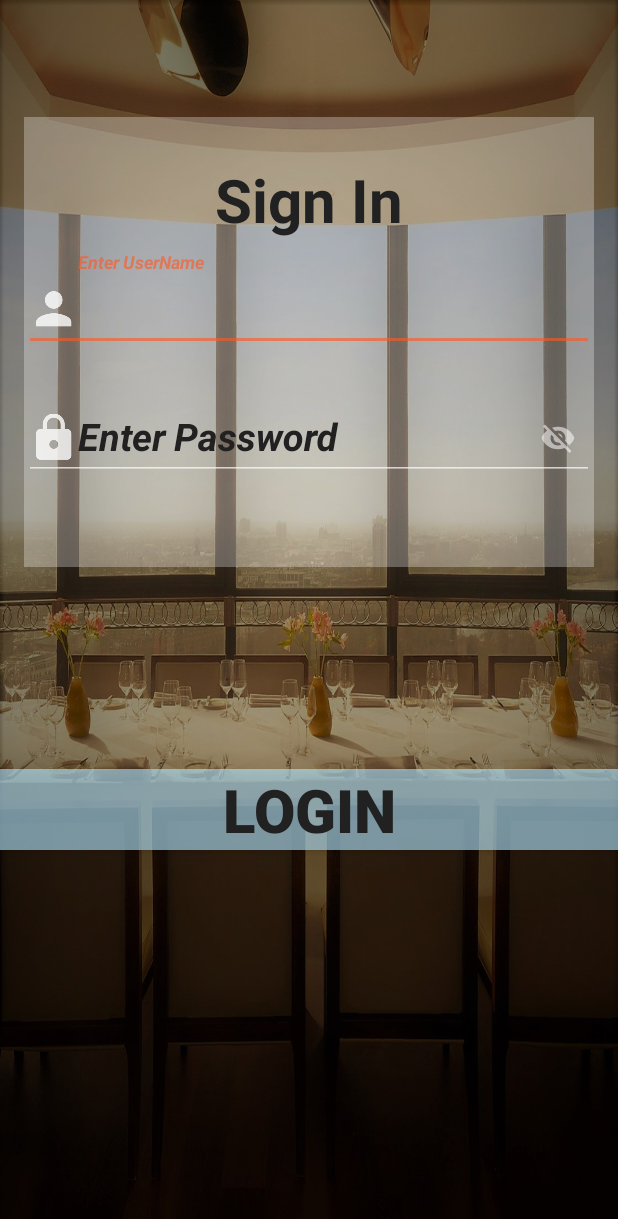
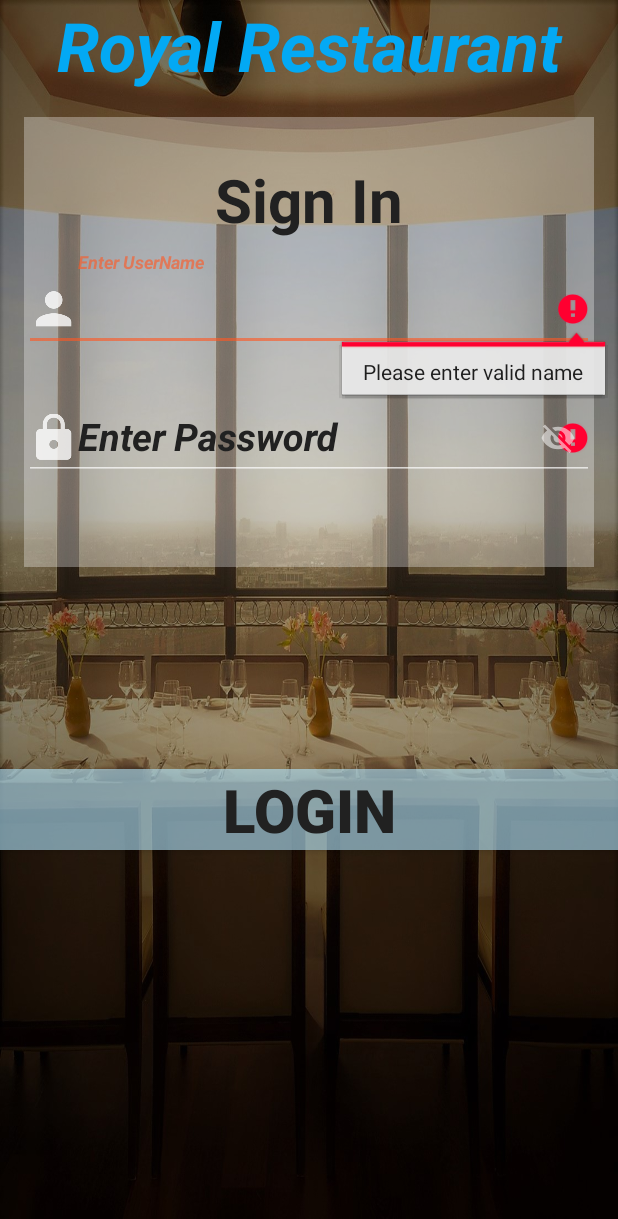
Before and after one commit to rohitankam/RestaurantOrdering, an Android app: the LoginActivity screen opened directly, with no data from a screen before it, after a tap on "LOGIN", on a phone screen of 412 x 824 dp. Shown: the top 1219 px of the screen. Run offline under Robolectric (Android 15) with nearby library versions, the phone set to English and light mode, and no system bars; our stand-ins replace Firebase (no records; nobody signed in at launch, a user with empty details on screens opened directly); 1 other tap on this screen came first.

Commit message:
username n password validation added

```diff
--- a/Valley_Bread_Client/app/src/main/AndroidManifest.xml
+++ b/Valley_Bread_Client/app/src/main/AndroidManifest.xml
@@ -1,6 +1,9 @@
 <?xml version="1.0" encoding="utf-8"?>
 <manifest xmlns:android="http://schemas.android.com/apk/res/android"
     package="com.tetteh1568.valley_bread_client">
+
+    <uses-permission android:name="android.permission.INTERNET"></uses-permission>
+    <uses-permission android:name="android.permission.ACCESS_NETWORK_STATE"></uses-permission>
 
     <application
         android:allowBackup="true"
--- a/Valley_Bread_Client/app/src/main/java/com/tetteh1568/valley_bread_client/LoginActivity.java
+++ b/Valley_Bread_Client/app/src/main/java/com/tetteh1568/valley_bread_client/LoginActivity.java
@@ -1,10 +1,14 @@
 package com.tetteh1568.valley_bread_client;
 
 import android.content.Intent;
+import android.net.ConnectivityManager;
+import android.net.Network;
+import android.net.NetworkInfo;
 import android.os.Bundle;
 import android.support.annotation.NonNull;
 import android.support.v7.app.AppCompatActivity;
 import android.text.TextUtils;
+import android.util.Log;
 import android.view.View;
 import android.widget.EditText;
 import android.widget.Toast;
@@ -22,7 +26,10 @@ import com.google.firebase.database.ValueEventListener;
 public class LoginActivity extends AppCompatActivity {
     private EditText userEmail,userPass;
     private FirebaseAuth mAuth;
-    private DatabaseReference mDatabase;
+    private DatabaseReference mDatabase,mUser;
+    private String username,pass,email,userName;
+    ConnectivityManager conn;
+    NetworkInfo net;
 
     @Override
     protected void onCreate(Bundle savedInstanceState) {
@@ -30,36 +37,81 @@ public class LoginActivity extends AppCompatActivity {
         setContentView(R.layout.activity_login);
 
 
-        userEmail = (EditText) findViewById(R.id.userEmail);
-        userPass = (EditText) findViewById(R.id.userPass);
+        userEmail = findViewById(R.id.userEmail);
+        userPass = findViewById(R.id.userPass);
         mAuth =  FirebaseAuth.getInstance();
         mDatabase = FirebaseDatabase.getInstance().getReference().child("users");
+        userName=userEmail.getText().toString().trim()+"@gmail.com";
+        //INTERNET CONNECTED OR NOT
+        conn=(ConnectivityManager)getSystemService(CONNECTIVITY_SERVICE);
+        net=conn.getActiveNetworkInfo();
     }
+
+
     public void signinButtonClicked(View view) {
-        String email = userEmail.getText().toString().trim();
-        String pass = userPass.getText().toString().trim();
+         username = userEmail.getText().toString().trim();
+         pass = userPass.getText().toString().trim();
+         email=username+"@gmail.com";
+        if (valid()) {
+            if(net!=null && net.isConnected()){
 
-        if (!TextUtils.isEmpty(email) && !TextUtils.isEmpty(pass)) {
-
+                Log.d("success", email);
+                Log.d("success", pass);
                 mAuth.signInWithEmailAndPassword(email, pass).addOnCompleteListener(new OnCompleteListener<AuthResult>() {
                     @Override
                     public void onComplete(@NonNull Task<AuthResult> task) {
                         if (task.isSuccessful()) {
+                            Log.d("success", "createUserWithEmail:success");
                             checkUserExists();
+                        }
+                        else {
+                            Toast.makeText(LoginActivity.this,"UserName or Password Incorrect",Toast.LENGTH_SHORT).show();
                         }
                     }
                 });
             }
+            else{
+                Toast.makeText(LoginActivity.this,"No Internet Connection",Toast.LENGTH_SHORT).show();
             }
+        }
+    }
+
     public void checkUserExists(){
-        final String user_id = mAuth.getCurrentUser().getUid();
+        final String user_id = mAuth.getCurrentUser().getUid();//user root
+        mUser = FirebaseDatabase.getInstance().getReference().child("users").child(user_id);
         mDatabase.addValueEventListener(new ValueEventListener() {
             @Override
             public void onDataChange(DataSnapshot dataSnapshot) {
                 if (dataSnapshot.hasChild(user_id)){
-                    Intent menuIntent = new Intent(LoginActivity.this,MenuActivity.class);
+                    Log.d("success", "b");
+
+                    mUser.addValueEventListener(new ValueEventListener() {
+                        @Override
+                        public void onDataChange(DataSnapshot dataSnapshot) {
+                            Log.d("success", "c");
+                            if(email.equals(dataSnapshot.child("Name").getValue().toString()) && pass.equals(dataSnapshot.child("Pass").getValue().toString())) {
+                                Intent menuIntent = new Intent(LoginActivity.this, MenuActivity.class);
                                 startActivity(menuIntent);
-                    Toast.makeText(LoginActivity.this,"Success",Toast.LENGTH_SHORT).show();
+                    }
+                    else{
+                        Log.d("success", dataSnapshot.child("Name").getValue().toString());
+                        Log.d("success", dataSnapshot.child("Pass").getValue().toString());
+                                Log.d("success", email);
+                                Log.d("success", pass);
+
+                        Toast.makeText(LoginActivity.this,"sfdfsfds",Toast.LENGTH_SHORT).show();
+                    }
+                        }
+
+                        @Override
+                        public void onCancelled(DatabaseError databaseError) {
+
+                        }
+                    });
+//
+                     }
+                     else {
+                    Toast.makeText(LoginActivity.this,"UserName or Password Incorrect",Toast.LENGTH_SHORT).show();
                 }
             }
 
@@ -70,5 +122,24 @@ public class LoginActivity extends AppCompatActivity {
         });
     }
 
+    public boolean valid(){
+        boolean valid =true;
+        if(username.isEmpty()||username.length()>32){
+            userEmail.setError("Please enter valid name");
+            valid=false;
+        }
+        if(pass.isEmpty()){
+            userPass.setError("Please enter valid password");
+            valid=false;
+        }
+        else if(userPass.length()<6){
+            userPass.setError("Please enter minimum 6 characters");
+            valid=false;
+        }
+        return valid;
+    }
+
+
+
 
 }
--- a/Valley_Bread_Client/app/src/main/java/com/tetteh1568/valley_bread_client/MainActivity.java
+++ b/Valley_Bread_Client/app/src/main/java/com/tetteh1568/valley_bread_client/MainActivity.java
@@ -39,8 +39,9 @@ public class MainActivity extends AppCompatActivity {
     }
 
     public void signupButtonClicked(View view) {
-        final String email_text = email.getText().toString().trim();
+        final String user_name = email.getText().toString().trim();
         final String pass_text = pass.getText().toString().trim();
+        final String email_text=user_name+"@gmail.com";
 
         if (!TextUtils.isEmpty(email_text) && !TextUtils.isEmpty(pass_text)){
             mAuth.createUserWithEmailAndPassword(email_text,pass_text).addOnCompleteListener(new OnCompleteListener<AuthResult>() {
--- a/Valley_Bread_Client/app/src/main/java/com/tetteh1568/valley_bread_client/MenuActivity.java
+++ b/Valley_Bread_Client/app/src/main/java/com/tetteh1568/valley_bread_client/MenuActivity.java
@@ -12,6 +12,7 @@ import android.support.v7.widget.RecyclerView;
 import android.view.View;
 import android.widget.ImageView;
 import android.widget.TextView;
+import android.widget.Toast;
 
 import com.firebase.ui.database.FirebaseRecyclerAdapter;
 import com.google.firebase.auth.FirebaseAuth;
@@ -77,6 +78,7 @@ public class MenuActivity extends AppCompatActivity {
                    public void onClick(View v) {
                             Intent singleBreadActivity = new Intent(MenuActivity.this,SingleBreadActivity.class);
                             singleBreadActivity.putExtra("BreadId",bread_key);
+                       Toast.makeText(MenuActivity.this,bread_key,Toast.LENGTH_LONG).show();
                             startActivity(singleBreadActivity);
                    }
                }
--- a/Valley_Bread_Client/app/src/main/java/com/tetteh1568/valley_bread_client/SingleBreadActivity.java
+++ b/Valley_Bread_Client/app/src/main/java/com/tetteh1568/valley_bread_client/SingleBreadActivity.java
@@ -82,7 +82,7 @@ public class SingleBreadActivity extends AppCompatActivity {
                 newOrders.child("username").setValue(dataSnapshot.child("Name").getValue()).addOnCompleteListener(new OnCompleteListener<Void>() {
                     @Override
                     public void onComplete(@NonNull Task<Void> task) {
-                        Toast.makeText(SingleBreadActivity.this,"Order placed",Toast.LENGTH_SHORT).show();
+                        Toast.makeText(SingleBreadActivity.this,bread_key,Toast.LENGTH_SHORT).show();
                         startActivity(new Intent(SingleBreadActivity.this,MenuActivity.class));
                     }
                 });
--- a/Valley_Bread_Client/app/src/main/res/layout/activity_login.xml
+++ b/Valley_Bread_Client/app/src/main/res/layout/activity_login.xml
@@ -9,11 +9,13 @@
     tools:context="com.tetteh1568.valley_bread_client.LoginActivity">
 
     <TextView
-        android:layout_width="wrap_content"
+        android:layout_width="match_parent"
         android:layout_height="wrap_content"
         android:text="@string/app_name"
         android:textStyle="bold|italic"
-        android:textSize="50dp"
+        android:textColor="@color/colorPrimary"
+        android:textSize="45dp"
+        android:textAlignment="center"
         />
 
     <LinearLayout
@@ -25,7 +27,7 @@
         android:layout_marginStart="16dp"
         android:layout_marginTop="78dp"
         android:orientation="vertical"
-        android:background="#4affffff"
+        android:background="#50ffffff"
         app:layout_constraintBottom_toBottomOf="parent"
         app:layout_constraintEnd_toEndOf="parent"
         app:layout_constraintHorizontal_bias="0.0"
--- a/Valley_Bread_Client/app/src/main/res/values/strings.xml
+++ b/Valley_Bread_Client/app/src/main/res/values/strings.xml
@@ -1,5 +1,5 @@
 <resources>
-    <string name="app_name"></string>
+    <string name="app_name">Royal Restaurant</string>
     <string name="already_have_an_account">Already have an Account?</string>
     <string name="register_here">Register Here</string>
 </resources>
```
Also changed, not shown: 276 other files. Lines whose indentation alone changed are shown as unchanged.
